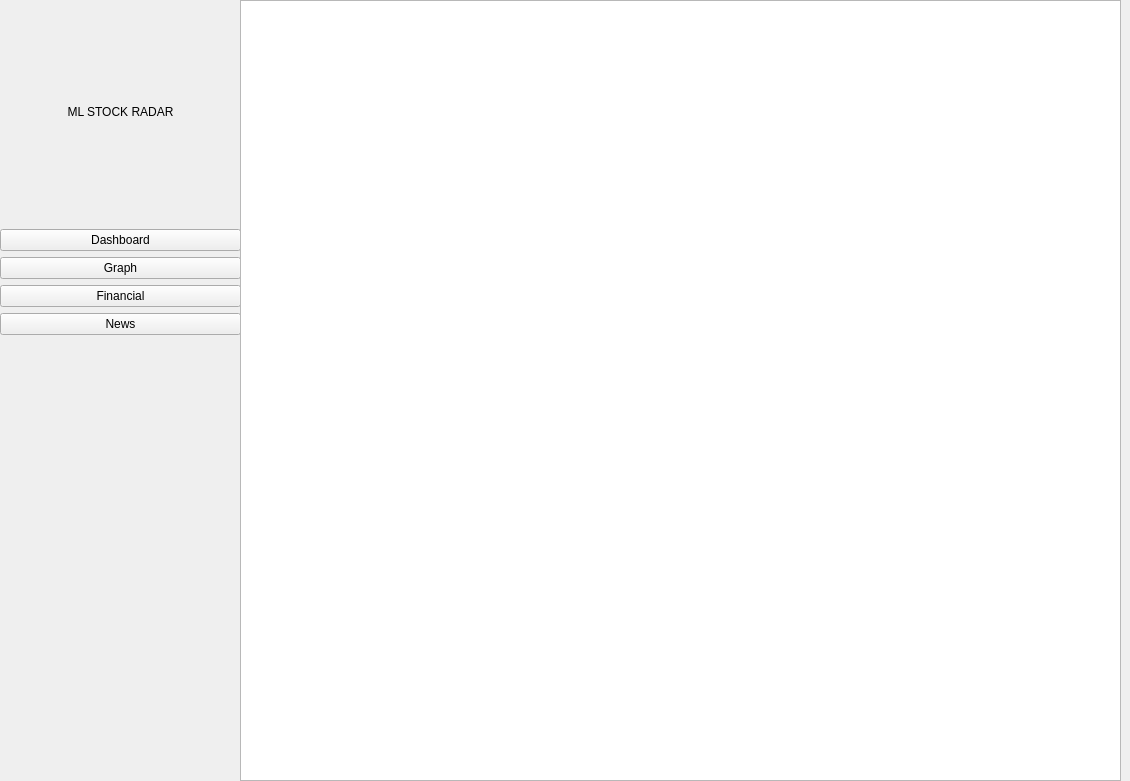
Qt form ml_stock.ui (jengkub/ML-stockradar) before a commit.
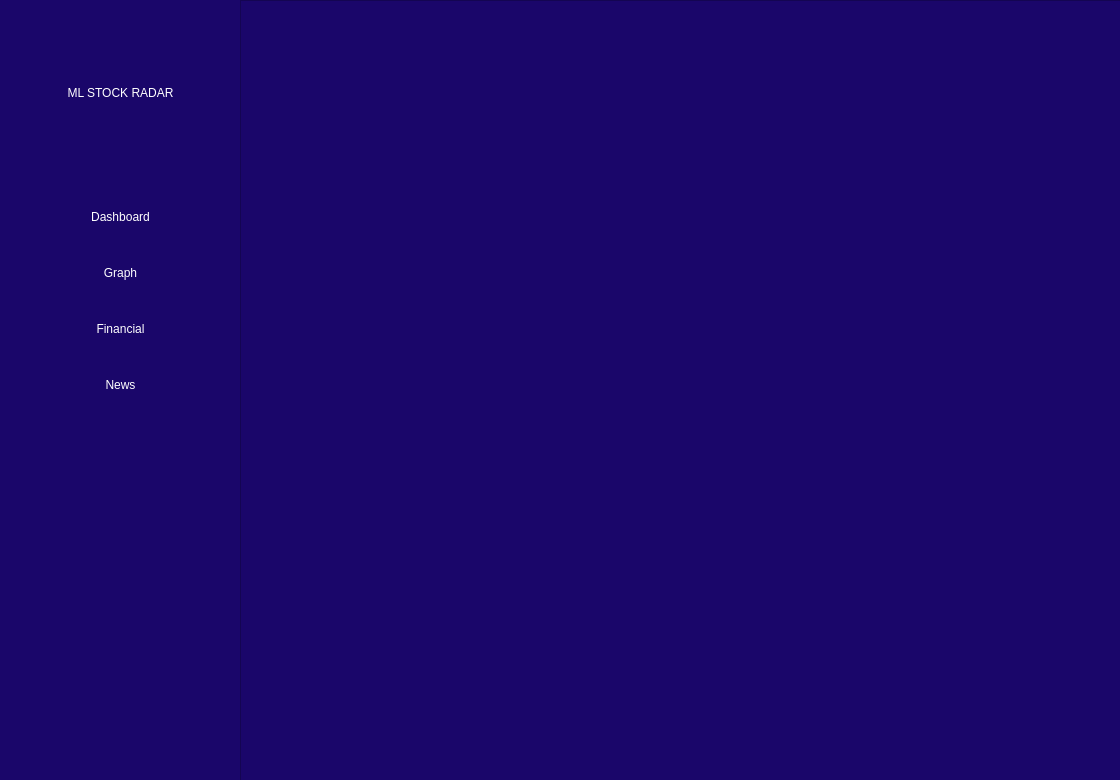
The same form after that commit.

```diff
--- a/ml_stock.ui
+++ b/ml_stock.ui
@@ -6,13 +6,16 @@
    <rect>
     <x>0</x>
     <y>0</y>
-    <width>1130</width>
-    <height>781</height>
+    <width>1120</width>
+    <height>780</height>
    </rect>
   </property>
   <property name="windowTitle">
    <string>ML Stock</string>
   </property>
+  <property name="styleSheet">
+   <string notr="true">background-color: rgb(26, 6, 106);</string>
+  </property>
   <widget class="QWidget" name="centralwidget">
    <widget class="QWidget" name="verticalLayoutWidget">
     <property name="geometry">
@@ -27,7 +30,8 @@
      <item>
       <widget class="QLabel" name="label">
        <property name="styleSheet">
-        <string notr="true">font: 75 10pt &quot;MS Shell Dlg 2&quot;;</string>
+        <string notr="true">font: 75 10pt &quot;MS Shell Dlg 2&quot;;
+color: rgb(255, 255, 255);</string>
        </property>
        <property name="text">
         <string>ML STOCK RADAR</string>
@@ -48,6 +52,19 @@
          <verstretch>0</verstretch>
         </sizepolicy>
        </property>
+       <property name="styleSheet">
+        <string notr="true">QPushButton {
+background-color: rgb(26, 6, 106);
+color: rgb(255, 255, 255);
+border-radius: 10px;
+height: 50px;
+font: 10pt &quot;MS Shell Dlg 2&quot;;
+}
+
+QPushButton:pressed {
+	background-color: rgb(38, 8, 156);
+}</string>
+       </property>
        <property name="text">
         <string>Dashboard</string>
        </property>
@@ -61,6 +78,19 @@
      </item>
      <item>
       <widget class="QPushButton" name="pushButton">
+       <property name="styleSheet">
+        <string notr="true">QPushButton {
+background-color: rgb(26, 6, 106);
+color: rgb(255, 255, 255);
+border-radius: 10px;
+height: 50px;
+font: 10pt &quot;MS Shell Dlg 2&quot;;
+}
+
+QPushButton:pressed {
+	background-color: rgb(38, 8, 156);
+}</string>
+       </property>
        <property name="text">
         <string>Graph</string>
        </property>
@@ -68,6 +98,19 @@
      </item>
      <item>
       <widget class="QPushButton" name="pushButton_2">
+       <property name="styleSheet">
+        <string notr="true">QPushButton {
+background-color: rgb(26, 6, 106);
+color: rgb(255, 255, 255);
+border-radius: 10px;
+height: 50px;
+font: 10pt &quot;MS Shell Dlg 2&quot;;
+}
+
+QPushButton:pressed {
+	background-color: rgb(38, 8, 156);
+}</string>
+       </property>
        <property name="text">
         <string>Financial</string>
        </property>
@@ -75,6 +118,19 @@
      </item>
      <item>
       <widget class="QPushButton" name="pushButton_3">
+       <property name="styleSheet">
+        <string notr="true">QPushButton {
+background-color: rgb(26, 6, 106);
+color: rgb(255, 255, 255);
+border-radius: 10px;
+height: 50px;
+font: 10pt &quot;MS Shell Dlg 2&quot;;
+}
+
+QPushButton:pressed {
+	background-color: rgb(38, 8, 156);
+}</string>
+       </property>
        <property name="text">
         <string>News</string>
        </property>
@@ -106,7 +162,59 @@
     </property>
     <layout class="QVBoxLayout" name="verticalLayout_2">
      <item>
-      <widget class="QGraphicsView" name="graphicsView"/>
+      <widget class="QStackedWidget" name="stackedWidget">
+       <property name="currentIndex">
+        <number>3</number>
+       </property>
+       <widget class="QWidget" name="Dashboard">
+        <widget class="QGraphicsView" name="graphicsView">
+         <property name="geometry">
+          <rect>
+           <x>0</x>
+           <y>0</y>
+           <width>881</width>
+           <height>791</height>
+          </rect>
+         </property>
+        </widget>
+       </widget>
+       <widget class="QWidget" name="Graph">
+        <widget class="QGraphicsView" name="graphicsView_2">
+         <property name="geometry">
+          <rect>
+           <x>0</x>
+           <y>0</y>
+           <width>881</width>
+           <height>791</height>
+          </rect>
+         </property>
+        </widget>
+       </widget>
+       <widget class="QWidget" name="Financial">
+        <widget class="QGraphicsView" name="graphicsView_3">
+         <property name="geometry">
+          <rect>
+           <x>0</x>
+           <y>0</y>
+           <width>881</width>
+           <height>791</height>
+          </rect>
+         </property>
+        </widget>
+       </widget>
+       <widget class="QWidget" name="News">
+        <widget class="QGraphicsView" name="graphicsView_4">
+         <property name="geometry">
+          <rect>
+           <x>0</x>
+           <y>0</y>
+           <width>881</width>
+           <height>791</height>
+          </rect>
+         </property>
+        </widget>
+       </widget>
+      </widget>
      </item>
     </layout>
    </widget>
```
